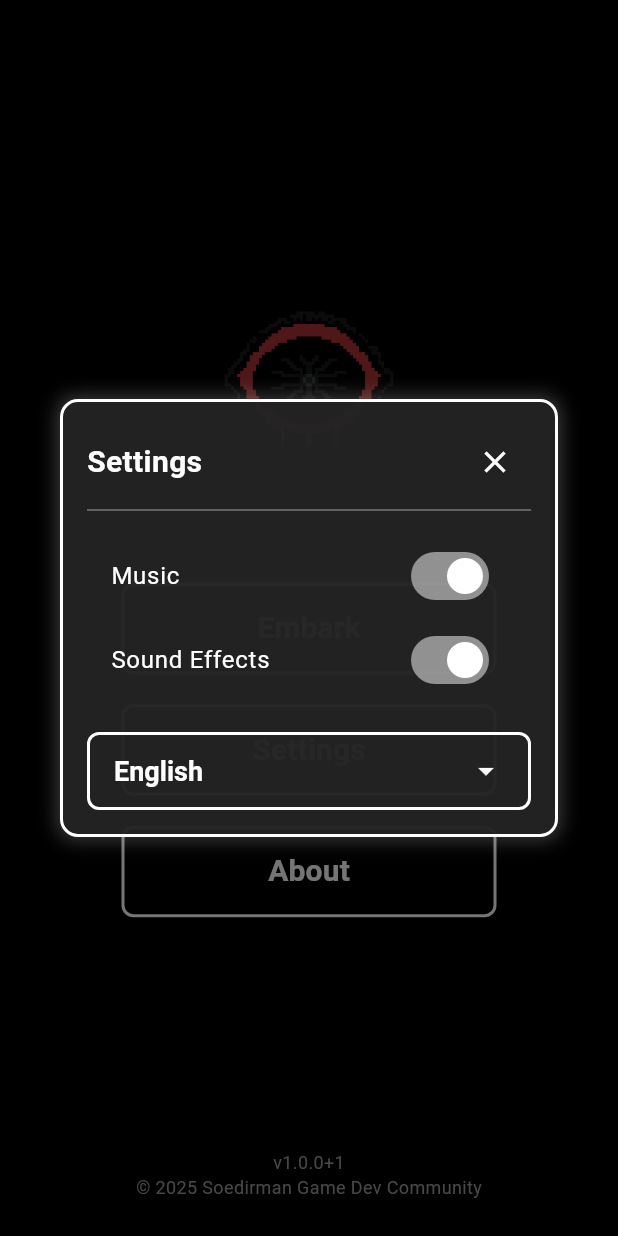
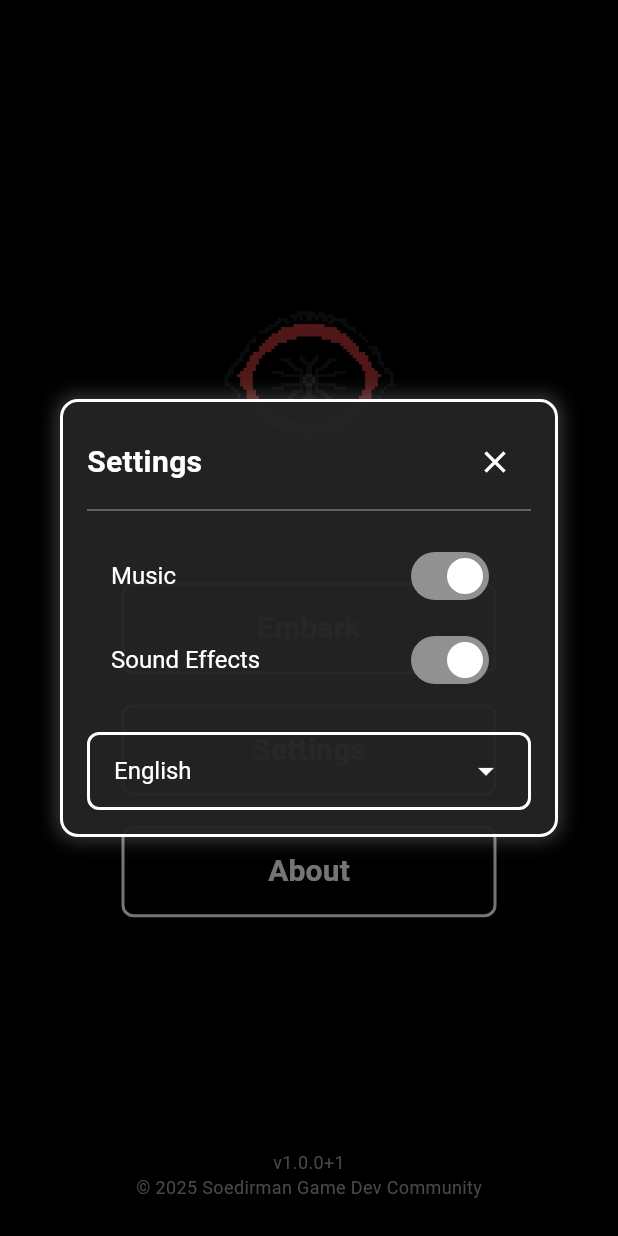
Before and after one commit to Samestora/Penuhan, a Flutter app: the MainMenu screen opened directly, after a tap on "Settings", on a phone screen of 412 x 824 dp. Run offline on Flutter 3.47's test engine with Material 3 defaults, Android fonts, the phone set to English and light mode, and no system bars; our stand-ins replace file_picker, hive, hive_flutter, package_info_plus; missing offline and left inert: flame, flame_audio; accounts and stored records are empty; Roboto replaces fonts that are missing (Unifont).

Commit message:
Feat: adding Unifont as default font, dropdown bug key ordering fix, adding ripple effect, abandoning shader effect

```diff
--- a/lib/game/game.dart
+++ b/lib/game/game.dart
@@ -13,7 +13,6 @@ class PenuhanGame extends FlameGame {
   FutureOr<void> onLoad() async {
     FlameAudio.bgm.stop();
     FlameAudio.audioCache.clear(AssetManager.bgmTitle);
-    // FlameAudio.bgm.play(AssetManager.bgmGameplay, volume: 0.8);
   }
 
   @override
--- a/lib/screens/game_play.dart
+++ b/lib/screens/game_play.dart
@@ -2,6 +2,7 @@ import 'package:flutter/material.dart';
 import 'package:flame/game.dart';
 import 'package:penuhan/game/game.dart';
 import 'package:penuhan/utils/audio_manager.dart';
+import 'package:penuhan/widgets/tap_circle_indicator.dart';
 
 class GamePlay extends StatefulWidget {
   const GamePlay({super.key});
@@ -38,6 +39,6 @@ class _GamePlayState extends State<GamePlay> with WidgetsBindingObserver {
 
   @override
   Widget build(BuildContext context) {
-    return GameWidget(game: _penuhanGame);
+    return TapCircleIndicator(child: GameWidget(game: _penuhanGame));
   }
 }
--- a/lib/screens/main_menu.dart
+++ b/lib/screens/main_menu.dart
@@ -1,6 +1,7 @@
 import 'package:flutter/material.dart';
 import 'package:package_info_plus/package_info_plus.dart';
 import 'package:hive_flutter/hive_flutter.dart';
+import 'package:penuhan/widgets/tap_circle_indicator.dart';
 import 'package:url_launcher/url_launcher.dart';
 
 import 'package:penuhan/l10n/generated/app_localizations.dart';
@@ -57,7 +58,8 @@ class _MainMenuState extends State<MainMenu> with WidgetsBindingObserver {
   Widget build(BuildContext context) {
     final localizations = AppLocalizations.of(context)!;
 
-    return Scaffold(
+    return TapCircleIndicator(
+      child: Scaffold(
         backgroundColor: Colors.black,
         body: Padding(
           padding: const EdgeInsets.all(24.0),
@@ -104,15 +106,22 @@ class _MainMenuState extends State<MainMenu> with WidgetsBindingObserver {
                   children: [
                     Text(
                       _versionNumberText,
-                    style: const TextStyle(color: Colors.grey, fontSize: 12.0),
+                      style: const TextStyle(
+                        color: Colors.grey,
+                        fontSize: 12.0,
+                      ),
                     ),
                     Text(
                       localizations.copyrightNotice,
-                    style: const TextStyle(color: Colors.grey, fontSize: 12.0),
+                      style: const TextStyle(
+                        color: Colors.grey,
+                        fontSize: 12.0,
+                      ),
                     ),
                   ],
                 ),
               ],
+            ),
           ),
         ),
       ),
@@ -194,16 +203,19 @@ class _SettingsContent extends StatefulWidget {
 }
 
 class __SettingsContentState extends State<_SettingsContent> {
-  // The language selection dialog is no longer needed and can be removed.
+  // Define the master map of all available languages here,
+  // outside of the build method, for better performance.
+  final Map<String, String> _allLanguages = {
+    'en': 'English',
+    'id': 'Bahasa Indonesia',
+    // 'br': 'Português', // Example
+    // 'kr': '한국어', // Example
+    // 'jp': '日本語', // Example
+    // 'ru': 'Русский', // Example
+  };
 
   @override
   Widget build(BuildContext context) {
-    // A map to define the available languages and their display names.
-    final Map<String, String> languages = {
-      'en': 'English',
-      'id': 'Bahasa Indonesia',
-    };
-
     return Column(
       mainAxisSize: MainAxisSize.min,
       children: [
@@ -213,13 +225,12 @@ class __SettingsContentState extends State<_SettingsContent> {
             settingsBoxName,
           ).listenable(keys: [bgmEnabledKey, sfxEnabledKey]),
           builder: (context, box, child) {
+            // ... (Your existing SwitchListTile code for music and SFX)
+            // This part remains unchanged.
             return Column(
               children: [
                 SwitchListTile(
-                  title: Text(
-                    AppLocalizations.of(context)!.settingsMusic,
-                    style: const TextStyle(color: Colors.white),
-                  ),
+                  title: Text(AppLocalizations.of(context)!.settingsMusic),
                   value: box.get(bgmEnabledKey, defaultValue: true),
                   onChanged: (value) {
                     AudioManager.instance.toggleBgm();
@@ -229,10 +240,7 @@ class __SettingsContentState extends State<_SettingsContent> {
                   inactiveTrackColor: Colors.grey.shade700,
                 ),
                 SwitchListTile(
-                  title: Text(
-                    AppLocalizations.of(context)!.settingsSfx,
-                    style: const TextStyle(color: Colors.white),
-                  ),
+                  title: Text(AppLocalizations.of(context)!.settingsSfx),
                   value: box.get(sfxEnabledKey, defaultValue: true),
                   onChanged: (value) {
                     AudioManager.instance.toggleSfx();
@@ -247,7 +255,7 @@ class __SettingsContentState extends State<_SettingsContent> {
         ),
         const SizedBox(height: 20),
 
-        // This builder listens specifically to the language key to update the dropdown.
+        // This builder listens to the language key to update the dropdown.
         ValueListenableBuilder(
           valueListenable: Hive.box(
             settingsBoxName,
@@ -255,9 +263,29 @@ class __SettingsContentState extends State<_SettingsContent> {
           builder: (context, box, child) {
             final currentLangCode = box.get(languageKey, defaultValue: 'en');
 
+            // --- NEW LOGIC TO REORDER THE LANGUAGES ---
+            // Create a new map that will hold the ordered languages.
+            // Using a LinkedHashMap ensures insertion order is preserved.
+            final Map<String, String> orderedLanguages = {};
+
+            // 1. Add the currently selected language first.
+            if (_allLanguages.containsKey(currentLangCode)) {
+              orderedLanguages[currentLangCode] =
+                  _allLanguages[currentLangCode]!;
+            }
+
+            // 2. Add the rest of the languages from the master list.
+            _allLanguages.forEach((key, value) {
+              if (key != currentLangCode) {
+                orderedLanguages[key] = value;
+              }
+            });
+            // --- END OF NEW LOGIC ---
+
             return MonochromeDropdown(
               value: currentLangCode,
-              items: languages,
+              // Pass the newly ordered map to the dropdown.
+              items: orderedLanguages,
               onChanged: (newLangCode) {
                 if (newLangCode != null) {
                   AudioManager.instance.playSfx(AssetManager.sfxClick);
--- a/lib/screens/splash_screen.dart
+++ b/lib/screens/splash_screen.dart
@@ -1,6 +1,7 @@
 import 'package:flutter/material.dart';
 import 'package:penuhan/screens/title_screen.dart';
 import 'package:penuhan/utils/asset_manager.dart';
+import 'package:penuhan/widgets/tap_circle_indicator.dart';
 
 /// Fade in -> 2 seconds
 /// NECESSARY jank for 0.05 seconds
@@ -75,7 +76,8 @@ class _SplashScreenState extends State<SplashScreen> {
           });
         }
 
-        return Scaffold(
+        return TapCircleIndicator(
+          child: Scaffold(
             backgroundColor: Colors.black,
             body: Center(
               child: Column(
@@ -96,6 +98,7 @@ class _SplashScreenState extends State<SplashScreen> {
                 ],
               ),
             ),
+          ),
         );
       },
     );
--- a/lib/utils/asset_manager.dart
+++ b/lib/utils/asset_manager.dart
@@ -45,6 +45,11 @@ class AssetManager {
   static const String bgmDungeonGraveyard =
       '$_audioPath/$_bgmPath/dungeon_graveyard_music.mp3';
 
+  // Shader files
+  static const String _shaderPath = 'shaders';
+  static const String crtShader = '$_shaderPath/crt_shader.frag';
+  static const String vhsShader = '$_shaderPath/vhs_shader.frag';
+
   // Engine image files
   static const String splashLogo = '$_imagesPath/$_enginePath/sgdc_logo.png';
   static const String gameLogo = '$_imagesPath/$_enginePath/logo.png';
--- a/lib/widgets/monochrome_dropdown.dart
+++ b/lib/widgets/monochrome_dropdown.dart
@@ -33,11 +33,7 @@ class MonochromeDropdown extends StatelessWidget {
           isExpanded: true,
           dropdownColor: Colors.grey.shade900,
           icon: const Icon(Icons.arrow_drop_down, color: Colors.white),
-          style: const TextStyle(
-            color: Colors.white,
-            fontSize: 18,
-            fontWeight: FontWeight.bold,
-          ),
+          style: const TextStyle(fontFamily: "Unifont", fontSize: 16),
           onChanged: onChanged,
           // Create the list of items from the provided map.
           items: items.entries.map((entry) {
--- /dev/null
+++ b/lib/widgets/tap_circle_indicator.dart
@@ -0,0 +1,111 @@
+// lib/widgets/tap_indicator.dart
+
+import 'package:flutter/material.dart';
+
+// A data class to hold information about each tap circle
+class _TapCircle {
+  final AnimationController controller;
+  final Offset position;
+  final Animation<double> scaleAnimation;
+  final Animation<double> fadeAnimation;
+
+  _TapCircle({required this.controller, required this.position})
+    : scaleAnimation = Tween<double>(
+        begin: 0.5,
+        end: 1.0,
+      ).animate(CurvedAnimation(parent: controller, curve: Curves.easeOut)),
+      fadeAnimation = Tween<double>(
+        begin: 1.0,
+        end: 0.0,
+      ).animate(CurvedAnimation(parent: controller, curve: Curves.easeIn));
+}
+
+class TapCircleIndicator extends StatefulWidget {
+  final Widget child;
+
+  const TapCircleIndicator({super.key, required this.child});
+
+  @override
+  State<TapCircleIndicator> createState() => _TapCircleIndicatorState();
+}
+
+class _TapCircleIndicatorState extends State<TapCircleIndicator>
+    with TickerProviderStateMixin {
+  final List<_TapCircle> _circles = [];
+
+  void _onTapDown(TapDownDetails details) {
+    final controller = AnimationController(
+      duration: const Duration(milliseconds: 400),
+      vsync: this,
+    );
+
+    final circle = _TapCircle(
+      controller: controller,
+      position: details.localPosition,
+    );
+
+    // Clean up the controller and remove the circle after the animation completes
+    controller.addStatusListener((status) {
+      if (status == AnimationStatus.completed) {
+        if (mounted) {
+          setState(() {
+            _circles.remove(circle);
+          });
+        }
+        controller.dispose();
+      }
+    });
+
+    setState(() {
+      _circles.add(circle);
+    });
+
+    controller.forward();
+  }
+
+  @override
+  void dispose() {
+    // Dispose any remaining controllers when the widget is removed
+    for (final circle in _circles) {
+      circle.controller.dispose();
+    }
+    super.dispose();
+  }
+
+  @override
+  Widget build(BuildContext context) {
+    return GestureDetector(
+      onTapDown: _onTapDown,
+      child: Stack(
+        // Set fit to expand to ensure the Stack fills the GestureDetector
+        fit: StackFit.expand,
+        children: [
+          // Your main screen content goes here
+          widget.child,
+
+          // The animated tap circles are drawn here
+          ..._circles.map((circle) {
+            return Positioned(
+              left: circle.position.dx - 24, // Center the circle on the tap
+              top: circle.position.dy - 24,
+              child: ScaleTransition(
+                scale: circle.scaleAnimation,
+                child: FadeTransition(
+                  opacity: circle.fadeAnimation,
+                  child: Container(
+                    width: 48,
+                    height: 48,
+                    decoration: BoxDecoration(
+                      shape: BoxShape.circle,
+                      border: Border.all(color: Colors.white, width: 2.0),
+                    ),
+                  ),
+                ),
+              ),
+            );
+          }),
+        ],
+      ),
+    );
+  }
+}
```
Also changed, not shown: lib/main.dart (+24 -2 lines), lib/screens/title_screen.dart (+4 -4 lines), pubspec.yaml (+4 -16 lines), fonts/Unifont/LICENSE.txt (added), pubspec.lock, 2 other files. Lines whose indentation alone changed are shown as unchanged.
